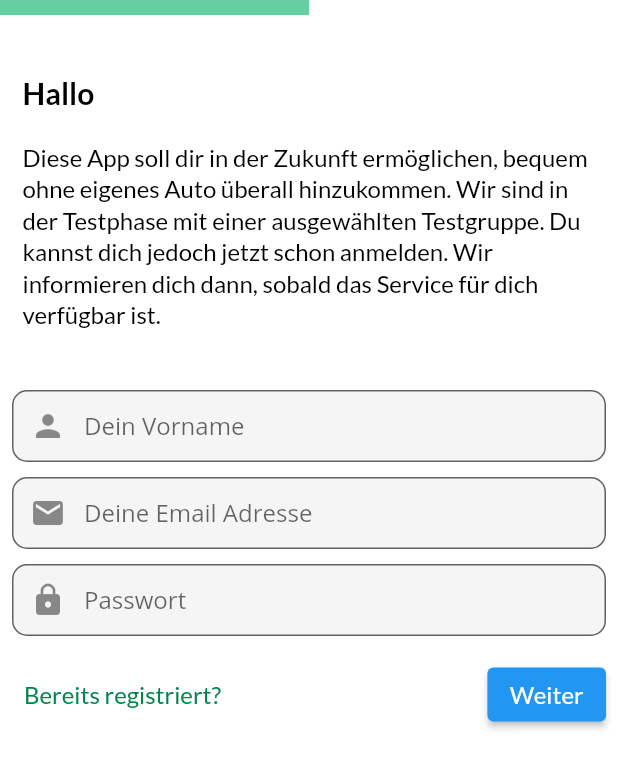
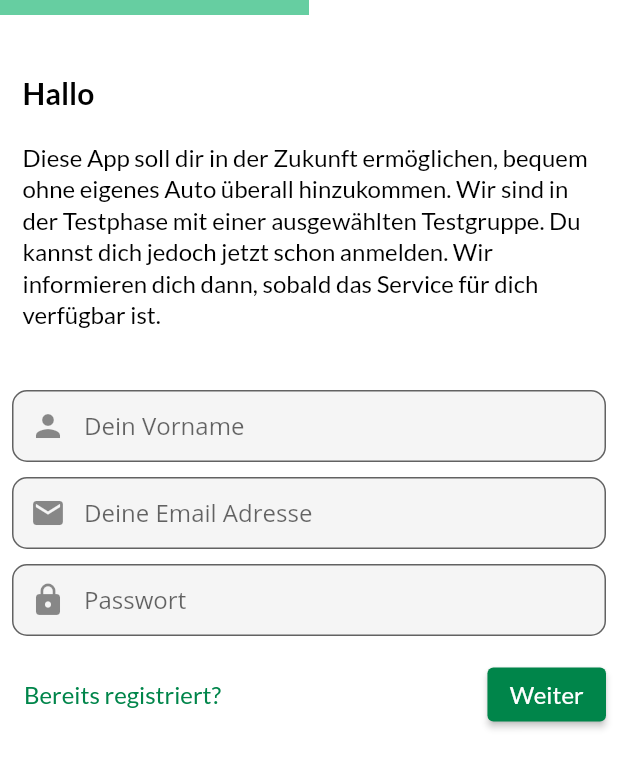
Before and after one commit to schadauer/Sublin-App, a Flutter app: the screen it shows after launch, on a phone screen of 412 x 824 dp. Shown: the top 768 px of the screen. Run offline on Flutter 3.47's test engine with Material 2 defaults, Android fonts, the light colour scheme and no system bars; drawn by our look-alikes of auto_size_text; our stand-ins replace cloud_firestore, datetime_picker_formfield, firebase_auth, firebase_core, firebase_storage, geocoding and 3 more; missing offline and left inert: launch_review; accounts and stored records are empty.

Commit message:
Change button color in Theme

```diff
--- a/lib/theme/theme.dart
+++ b/lib/theme/theme.dart
@@ -75,6 +75,11 @@ ThemeData themeData(context) {
     ),
     backgroundColor: Color.fromRGBO(201, 228, 202, 1),
     visualDensity: VisualDensity.adaptivePlatformDensity,
+    elevatedButtonTheme: ElevatedButtonThemeData(
+      style: ElevatedButton.styleFrom(
+        primary: ThemeConstants.sublinMainColor,
+      ),
+    ),
     // appBarTheme: AppBarTheme(textTheme: TextTh),
     textTheme: TextTheme(
       caption: TextStyle(
```
